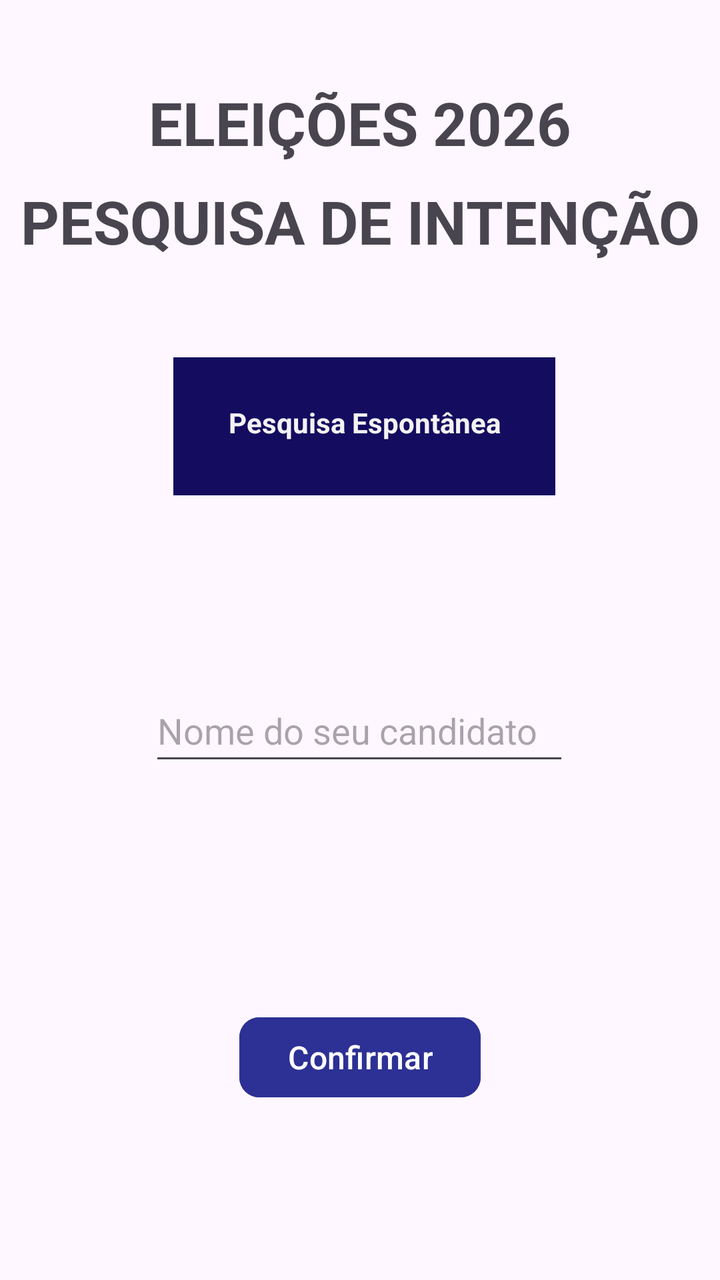
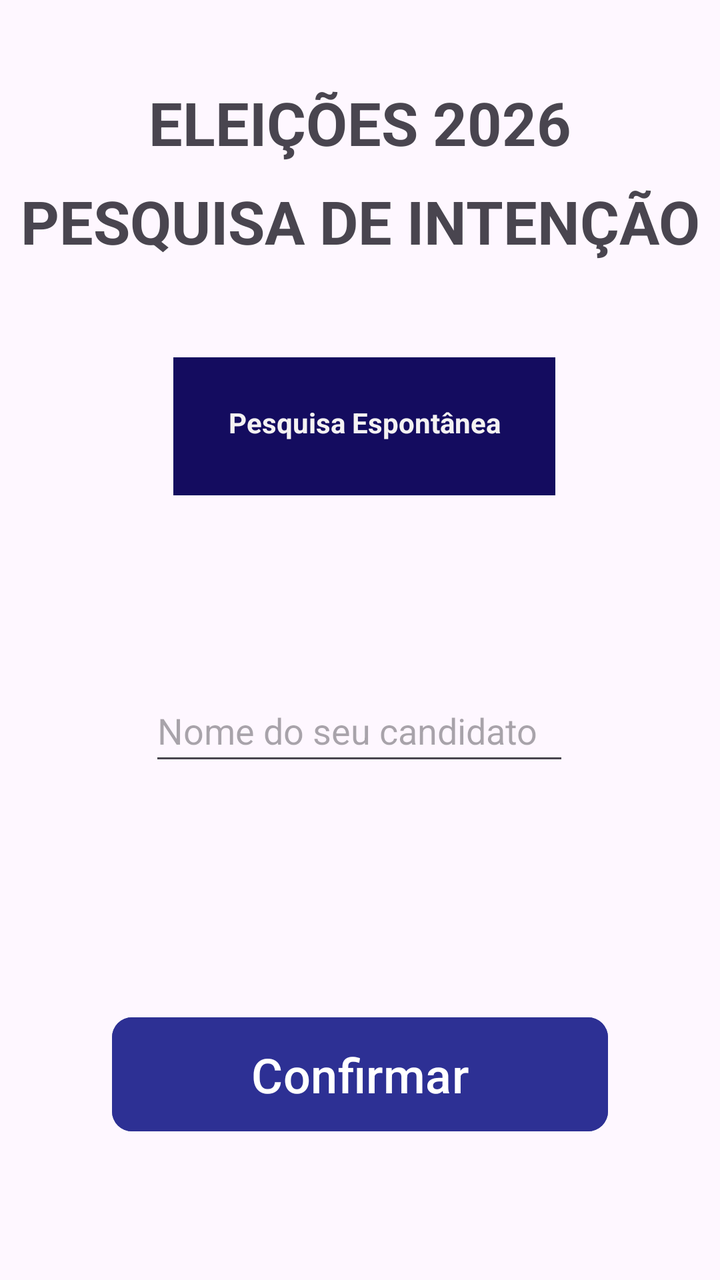

The first picture is an Android layout as it rendered before a commit; the second is the same layout after the commit. The layout source and the unified diff follow.
<!-- AndroidManifest.xml: application theme Theme.Eleicao -->
<!-- res/layout/activity_espontaneo.xml -->
<?xml version="1.0" encoding="utf-8"?>
<androidx.constraintlayout.widget.ConstraintLayout xmlns:android="http://schemas.android.com/apk/res/android"
    xmlns:app="http://schemas.android.com/apk/res-auto"
    xmlns:tools="http://schemas.android.com/tools"
    android:id="@+id/main"
    android:layout_width="match_parent"
    android:layout_height="match_parent"
    tools:context=".EspontaneoActivity">

    <TextView
        android:id="@+id/textView5"
        android:layout_width="wrap_content"
        android:layout_height="wrap_content"
        android:layout_marginStart="100dp"
        android:layout_marginTop="41dp"
        android:layout_marginEnd="100dp"
        android:text="ELEIÇÕES 2026"
        android:textSize="30sp"
        android:textStyle="bold"
        app:layout_constraintEnd_toEndOf="parent"
        app:layout_constraintStart_toStartOf="parent"
        app:layout_constraintTop_toTopOf="parent" />

    <TextView
        android:id="@+id/textView6"
        android:layout_width="wrap_content"
        android:layout_height="wrap_content"
        android:layout_marginStart="35dp"
        android:layout_marginTop="9dp"
        android:layout_marginEnd="35dp"
        android:text="PESQUISA DE INTENÇÃO"
        android:textSize="30sp"
        android:textStyle="bold"
        app:layout_constraintEnd_toEndOf="parent"
        app:layout_constraintStart_toStartOf="parent"
        app:layout_constraintTop_toBottomOf="@+id/textView5" />

    <TextView
        android:id="@+id/textView7"
        android:layout_width="191dp"
        android:layout_height="69dp"
        android:layout_marginStart="112dp"
        android:layout_marginTop="48dp"
        android:layout_marginEnd="108dp"
        android:background="#140C5F"
        android:paddingTop="23dp"
        android:text="Pesquisa Espontânea"
        android:textAlignment="center"
        android:textColor="#F4F2F2"
        android:textStyle="bold"
        app:layout_constraintEnd_toEndOf="parent"
        app:layout_constraintStart_toStartOf="parent"
        app:layout_constraintTop_toBottomOf="@+id/textView6" />

    <EditText
        android:id="@+id/etEspontaneo"
        android:layout_width="wrap_content"
        android:layout_height="48dp"
        android:layout_marginStart="100dp"
        android:layout_marginTop="92dp"
        android:layout_marginEnd="101dp"
        android:ems="10"
        android:hint="Nome do seu candidato"
        android:inputType="text"
        app:layout_constraintEnd_toEndOf="parent"
        app:layout_constraintStart_toStartOf="parent"
        app:layout_constraintTop_toBottomOf="@+id/textView7" />

    <Button
        android:id="@+id/btConfirmar"
        android:layout_width="wrap_content"
        android:layout_height="wrap_content"
        android:layout_marginStart="145dp"
        android:layout_marginTop="117dp"
        android:layout_marginEnd="145dp"
        android:backgroundTint="#2D3094"
        android:text="Confirmar"
        android:textSize="16sp"
        app:cornerRadius="10dp"
        app:layout_constraintEnd_toEndOf="parent"
        app:layout_constraintStart_toStartOf="parent"
        app:layout_constraintTop_toBottomOf="@+id/etEspontaneo" />

</androidx.constraintlayout.widget.ConstraintLayout>
<!-- resources referenced by this layout -->
<resources>
  <style name="Theme.Eleicao" parent="Base.Theme.Eleicao" />
  <style name="Base.Theme.Eleicao" parent="Theme.Material3.DayNight.NoActionBar">
          
          
      </style>
</resources>

<!-- the commit's change to res/layout/activity_espontaneo.xml (unified diff, before → after) -->
@@ -68,14 +68,14 @@
 
     <Button
         android:id="@+id/btConfirmar"
-        android:layout_width="wrap_content"
-        android:layout_height="wrap_content"
+        android:layout_width="248dp"
+        android:layout_height="65dp"
         android:layout_marginStart="145dp"
         android:layout_marginTop="117dp"
         android:layout_marginEnd="145dp"
         android:backgroundTint="#2D3094"
         android:text="Confirmar"
-        android:textSize="16sp"
+        android:textSize="24sp"
         app:cornerRadius="10dp"
         app:layout_constraintEnd_toEndOf="parent"
         app:layout_constraintStart_toStartOf="parent"
